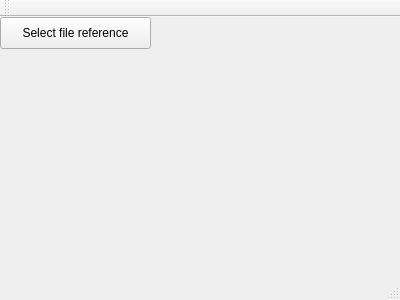
Qt form mainwindow.ui (naivalf27/Similicode) before a commit.
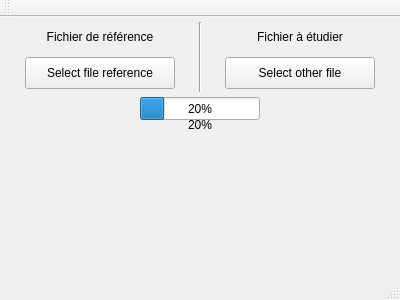
The same form after that commit.

Diff of the .ui file:
```diff
--- a/mainwindow.ui
+++ b/mainwindow.ui
@@ -17,9 +17,9 @@
    <widget class="QPushButton" name="pushButton">
     <property name="geometry">
      <rect>
-      <x>0</x>
-      <y>0</y>
-      <width>151</width>
+      <x>25</x>
+      <y>40</y>
+      <width>150</width>
       <height>32</height>
      </rect>
     </property>
@@ -27,6 +27,93 @@
      <string>Select file reference</string>
     </property>
    </widget>
+   <widget class="QPushButton" name="pushButton_2">
+    <property name="geometry">
+     <rect>
+      <x>225</x>
+      <y>40</y>
+      <width>150</width>
+      <height>32</height>
+     </rect>
+    </property>
+    <property name="text">
+     <string>Select other file</string>
+    </property>
+   </widget>
+   <widget class="QLabel" name="label">
+    <property name="geometry">
+     <rect>
+      <x>0</x>
+      <y>10</y>
+      <width>200</width>
+      <height>20</height>
+     </rect>
+    </property>
+    <property name="text">
+     <string>Fichier de référence</string>
+    </property>
+    <property name="alignment">
+     <set>Qt::AlignCenter</set>
+    </property>
+   </widget>
+   <widget class="QLabel" name="label_2">
+    <property name="geometry">
+     <rect>
+      <x>200</x>
+      <y>10</y>
+      <width>200</width>
+      <height>20</height>
+     </rect>
+    </property>
+    <property name="text">
+     <string>Fichier à étudier</string>
+    </property>
+    <property name="alignment">
+     <set>Qt::AlignCenter</set>
+    </property>
+   </widget>
+   <widget class="QProgressBar" name="progressBar">
+    <property name="geometry">
+     <rect>
+      <x>140</x>
+      <y>80</y>
+      <width>120</width>
+      <height>23</height>
+     </rect>
+    </property>
+    <property name="value">
+     <number>20</number>
+    </property>
+   </widget>
+   <widget class="QLabel" name="label_3">
+    <property name="geometry">
+     <rect>
+      <x>170</x>
+      <y>100</y>
+      <width>60</width>
+      <height>16</height>
+     </rect>
+    </property>
+    <property name="text">
+     <string>20%</string>
+    </property>
+    <property name="alignment">
+     <set>Qt::AlignCenter</set>
+    </property>
+   </widget>
+   <widget class="Line" name="line">
+    <property name="geometry">
+     <rect>
+      <x>199</x>
+      <y>5</y>
+      <width>2</width>
+      <height>70</height>
+     </rect>
+    </property>
+    <property name="orientation">
+     <enum>Qt::Vertical</enum>
+    </property>
+   </widget>
   </widget>
   <widget class="QMenuBar" name="menuBar">
    <property name="geometry">
```
